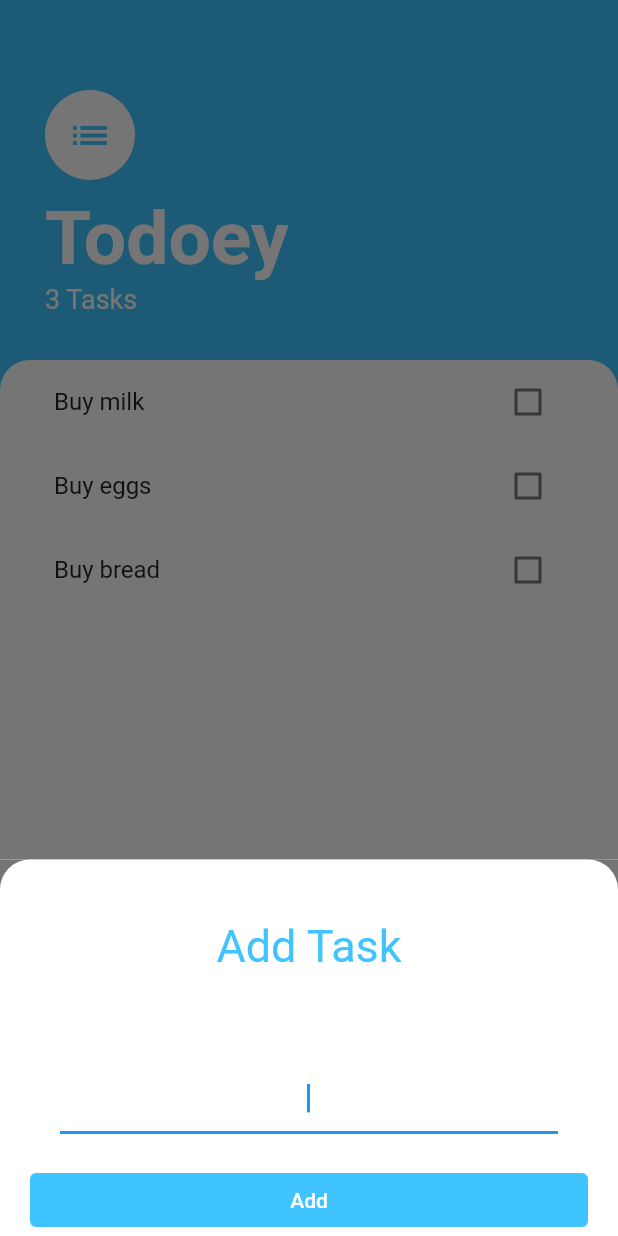
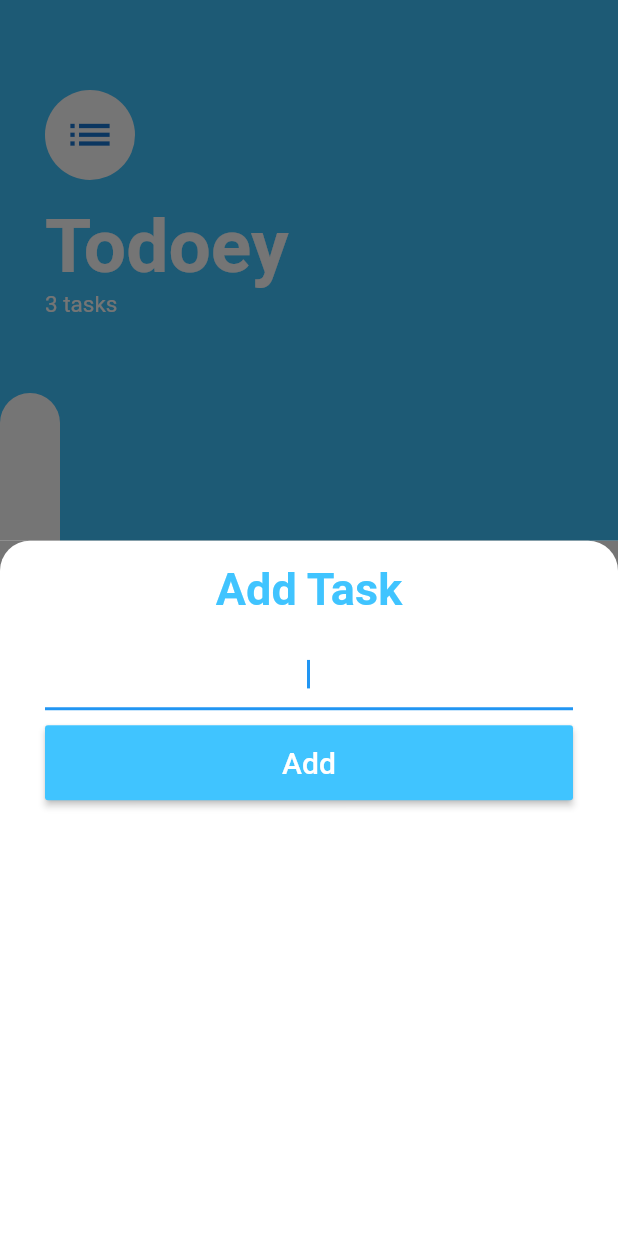
Before and after one commit to dastagg/LAB-F-todoey, a Flutter app: the screen it shows after launch, after a tap on the "add" icon, on a phone screen of 412 x 824 dp. Run offline on Flutter 3.47's test engine with Material 2 defaults, Android fonts, the phone set to English and light mode, and no system bars.

Commit message:
For whatever reason, I can not seem to "get" Lifting State up to add the tasks to the main screen.
And since the finished code isn't broken up into branches, I'm going to just save this as uncompleted and try to move on to the next phase of using Provider.

```diff
--- a/lib/main.dart
+++ b/lib/main.dart
@@ -11,7 +11,7 @@ class MyApp extends StatelessWidget {
 
   @override
   Widget build(BuildContext context) {
-    return const MaterialApp(
+    return MaterialApp(
       home: TasksScreen(),
     );
   }
--- a/lib/screens/add_task_screen.dart
+++ b/lib/screens/add_task_screen.dart
@@ -1,67 +1,63 @@
 import 'package:flutter/material.dart';
 
-class AddTaskScreen extends StatefulWidget {
+class AddTaskScreen extends StatelessWidget {
+  AddTaskScreen({required this.addNewTask});
 
-  const AddTaskScreen({Key? key}) : super(key: key);
+  final Function addNewTask;
 
   @override
-  State<AddTaskScreen> createState() => _AddTaskScreenState();
-}
-
-class _AddTaskScreenState extends State<AddTaskScreen> {
-  @override
   Widget build(BuildContext context) {
-
     String? newTaskTitle;
 
     return Container(
-      color: const Color(0xFF757575),
+      color: Color(0xff757575),
       child: Container(
-        padding: const EdgeInsets.symmetric(horizontal: 20.0),
-        decoration: const BoxDecoration(
+        decoration: BoxDecoration(
           color: Colors.white,
           borderRadius: BorderRadius.only(
-            topRight: Radius.circular(20.0),
-            topLeft: Radius.circular(20.0),
+            topRight: Radius.circular(20),
+            topLeft: Radius.circular(20),
           ),
         ),
+        child: Padding(
+          padding: EdgeInsets.symmetric(horizontal: 30),
           child: Column(
             crossAxisAlignment: CrossAxisAlignment.stretch,
             children: [
-            const Padding(
-              padding: EdgeInsets.symmetric(vertical: 40.0),
+              Padding(
+                padding: EdgeInsets.symmetric(vertical: 15),
                 child: Text(
                   'Add Task',
                   textAlign: TextAlign.center,
                   style: TextStyle(
-                  color: Colors.lightBlueAccent,
-                  fontSize: 30.0,
+                      fontSize: 30,
+                      fontWeight: FontWeight.bold,
+                      color: Colors.lightBlueAccent),
                 ),
               ),
-            ),
-            Padding(
-              padding: const EdgeInsets.all(20.0),
-              child: Center(
-                child: TextField(
+              TextField(
                 textAlign: TextAlign.center,
                 autofocus: true,
-                  onChanged: (newText) {
-                    newTaskTitle = newText;
+                onChanged: (newValue) {
+                  newTaskTitle = newValue;
                 },
               ),
+              SizedBox(
+                height: 10,
               ),
-            ),
-            TextButton(
-              style: TextButton.styleFrom(
-                primary: Colors.white,
-                backgroundColor: Colors.lightBlueAccent,
+              MaterialButton(
+                height: 50,
+                color: Colors.lightBlueAccent,
+                child: Text(
+                  'Add',
+                  style: TextStyle(color: Colors.white, fontSize: 20),
                 ),
                 onPressed: () {
-                print(newTaskTitle);
+                  addNewTask(newTaskTitle);
                 },
-              child: const Text('Add'),
               )
             ],
+          ),
         ),
       ),
     );
--- a/lib/screens/tasks_screen.dart
+++ b/lib/screens/tasks_screen.dart
@@ -1,98 +1,90 @@
 import 'package:flutter/material.dart';
-
+import 'add_task_screen.dart';
 import '../models/task.dart';
-import '../screens/add_task_screen.dart';
 import '../widgets/tasks_list.dart';
 
 class TasksScreen extends StatefulWidget {
-  const TasksScreen({Key? key}) : super(key: key);
-
-
   @override
-  State<TasksScreen> createState() => _TasksScreenState();
+  _TasksScreenState createState() => _TasksScreenState();
 }
 
-class _TasksScreenState extends State<TasksScreen> {
-
-  List<Task> tasks = [
-    Task(name: 'Buy milk'),
-    Task(name: 'Buy eggs'),
-    Task(name: 'Buy bread'),
+class _TasksScreenState extends State {
+  List tasks = [
+    Task(name: 'Task name here', isDone: false),
+    Task(name: 'Task name here', isDone: false),
+    Task(name: 'Task name here', isDone: false)
   ];
 
   @override
   Widget build(BuildContext context) {
     return Scaffold(
+      backgroundColor: Colors.lightBlueAccent,
       floatingActionButton: FloatingActionButton(
           backgroundColor: Colors.lightBlueAccent,
           child: const Icon(Icons.add),
           onPressed: () {
             showModalBottomSheet(
               context: context,
-            isScrollControlled: true,
-            builder: (context) => SingleChildScrollView(
-              padding: EdgeInsets.only(
-                  bottom: MediaQuery.of(context).viewInsets.bottom),
-              child: const AddTaskScreen(),
+              builder: (context) => AddTaskScreen(
+                addNewTask: (newTaskTitle) {
+                  setState(() {
+                    tasks.add(Task(name: newTaskTitle));
+                  });
+                  Navigator.pop(context);
+                },
               ),
             );
-        },
-      ),
-      backgroundColor: Colors.lightBlueAccent,
-      body: Column(
-        crossAxisAlignment: CrossAxisAlignment.start,
-        children: [
-          Container(
-            padding: const EdgeInsets.only(
-                top: 60.0, left: 30.0, right: 30.0, bottom: 30.0),
+          }),
+      body: Column(crossAxisAlignment: CrossAxisAlignment.start, children: [
+        Padding(
+          padding: const EdgeInsets.only(top: 60, left: 30),
           child: Column(
             crossAxisAlignment: CrossAxisAlignment.start,
             children: [
               const CircleAvatar(
+                radius: 30,
+                backgroundColor: Colors.white,
                 child: Icon(
                   Icons.list,
-                    size: 30.0,
-                    color: Colors.lightBlueAccent,
+                  size: 35,
                 ),
-                  backgroundColor: Colors.white,
-                  radius: 30.0,
               ),
               const SizedBox(
-                  height: 10.0,
+                height: 15,
               ),
               const Text(
                 'Todoey',
                 style: TextStyle(
+                    fontSize: 50,
                     color: Colors.white,
-                    fontSize: 50.0,
-                    fontWeight: FontWeight.w700,
-                  ),
+                    fontWeight: FontWeight.w700),
               ),
               Text(
-                  '${tasks.length} Tasks',
-                  style: const TextStyle(
-                    color: Colors.white,
-                    fontSize: 18,
+                '${tasks.length} tasks',
+                style: const TextStyle(fontSize: 15, color: Colors.white),
               ),
+              const SizedBox(
+                height: 50,
               ),
             ],
           ),
         ),
         Expanded(
           child: Container(
-                padding: const EdgeInsets.symmetric(horizontal: 20.0),
-                height: 300.0,
             decoration: const BoxDecoration(
               color: Colors.white,
               borderRadius: BorderRadius.only(
-                    topRight: Radius.circular(20.0),
-                    topLeft: Radius.circular(20.0),
+                topLeft: Radius.circular(20),
+                topRight: Radius.circular(20),
               ),
             ),
-                child: TasksList(tasks: tasks)),
+            child: Padding(
+              padding: const EdgeInsets.symmetric(horizontal: 20.0),
+              // child: TaskList(tasks: tasks),
             ),
-        ],
           ),
+        ),
+      ]),
     );
   }
 }
```
Lines whose indentation alone changed are shown as unchanged.
